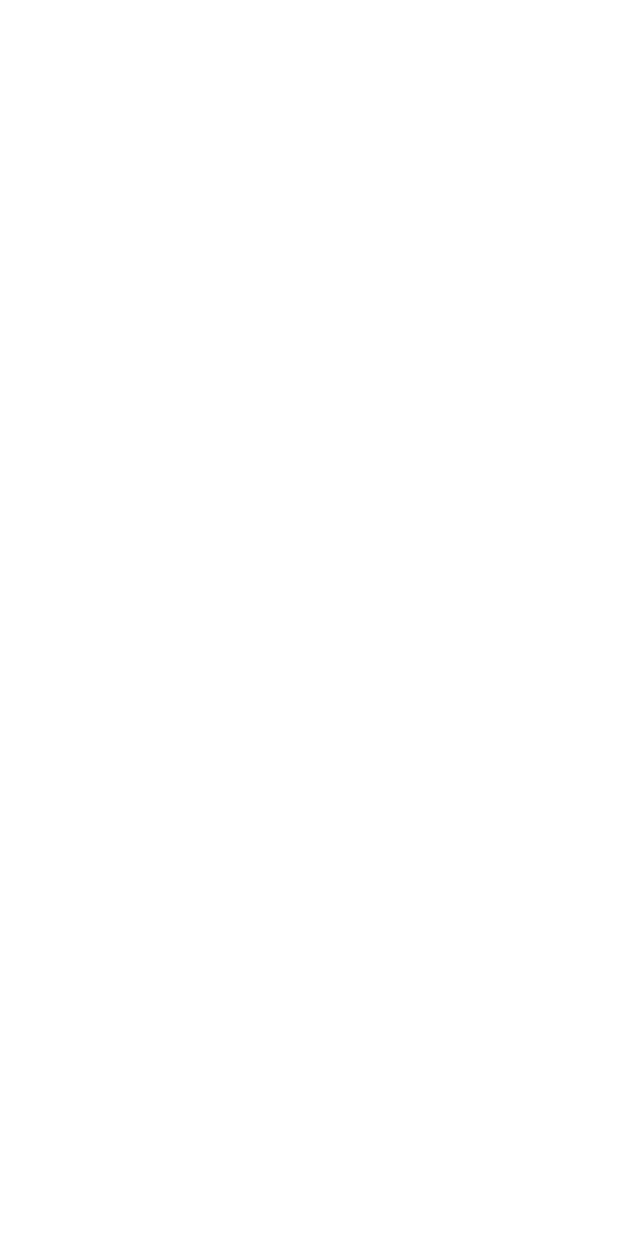
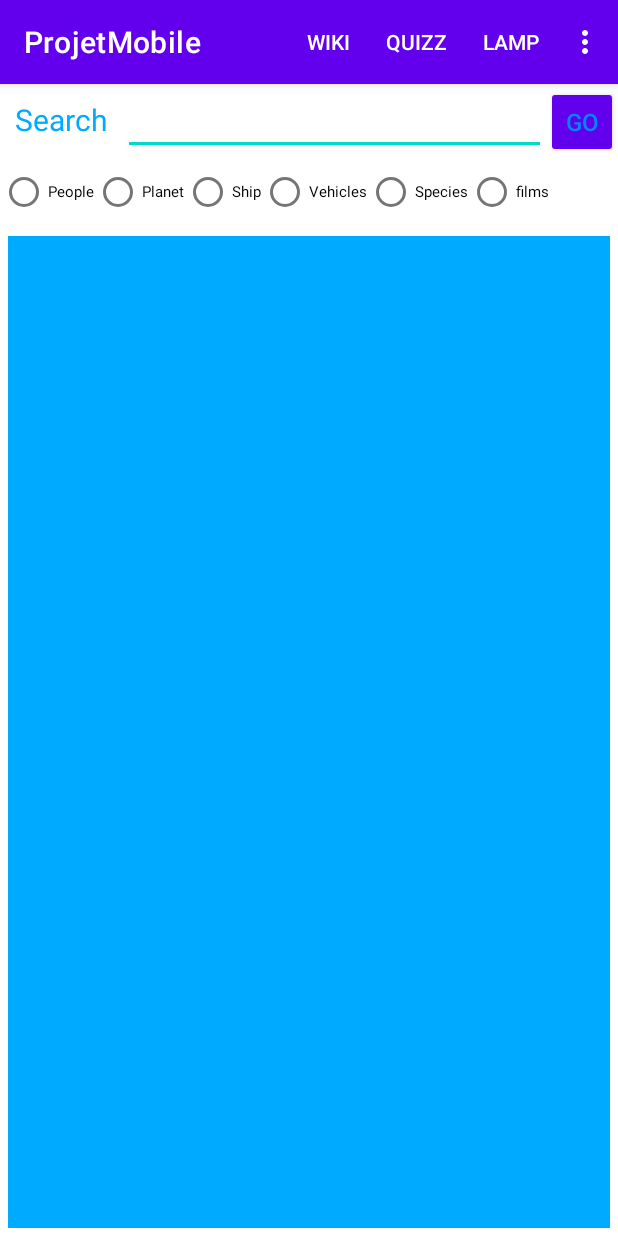
Before and after one commit to GangneuxA/ProjetMobile, an Android app: the Wiki screen opened directly, with no data from a screen before it, on a phone screen of 412 x 824 dp. Before the commit the screen is empty. Run offline under Robolectric (Android 15) with nearby library versions, the phone set to English and light mode, and no system bars.

Commit message:
Toolbar sur toute les activité

```diff
--- a/ProjetMobile/app/src/main/res/layout/activity_wiki.xml
+++ b/ProjetMobile/app/src/main/res/layout/activity_wiki.xml
@@ -1,9 +1,119 @@
-<?xml version="1.0" encoding="utf-8"?>
-<androidx.constraintlayout.widget.ConstraintLayout xmlns:android="http://schemas.android.com/apk/res/android"
-    xmlns:app="http://schemas.android.com/apk/res-auto"
+<LinearLayout xmlns:android="http://schemas.android.com/apk/res/android"
     xmlns:tools="http://schemas.android.com/tools"
     android:layout_width="match_parent"
     android:layout_height="match_parent"
+    xmlns:app="http://schemas.android.com/apk/res-auto"
+    android:orientation="vertical"
     tools:context=".Wiki">
 
-</androidx.constraintlayout.widget.ConstraintLayout>
+    <androidx.appcompat.widget.Toolbar
+        android:id="@+id/my_toolbar"
+        android:layout_width="match_parent"
+        android:layout_height="?attr/actionBarSize"
+        android:background="?attr/colorPrimary"
+        android:elevation="4dp"
+        android:theme="@style/ThemeOverlay.AppCompat.Dark.ActionBar"
+        app:popupTheme="@style/ThemeOverlay.AppCompat.Light"
+        />
+
+    <LinearLayout
+        android:layout_width="match_parent"
+        android:layout_height="wrap_content"
+        android:orientation="horizontal"
+        >
+
+        <TextView
+            android:layout_width="wrap_content"
+            android:layout_height="wrap_content"
+            android:text="Search"
+            android:textColor="#00AAFF"
+            android:textSize="20sp"
+            android:padding="10dp"/>
+
+        <EditText
+            android:id="@+id/recherche"
+            android:layout_width="match_parent"
+            android:layout_height="wrap_content"
+            android:layout_weight="1"
+            >
+        </EditText>
+
+        <Button
+            android:id="@+id/bGo"
+            style="?android:attr/buttonStyleSmall"
+            android:layout_width="wrap_content"
+            android:layout_height="wrap_content"
+            android:padding="2dp"
+            android:text="go"
+            android:textColor="#0088FF"
+            android:textSize="16sp"
+            android:onClick="go"
+            />
+    </LinearLayout>
+
+    <LinearLayout
+        android:layout_width="wrap_content"
+        android:layout_height="wrap_content"
+        android:orientation="horizontal">
+
+        <RadioGroup
+            android:layout_width="match_parent"
+            android:layout_height="wrap_content"
+            android:orientation="horizontal"
+            >
+
+            <RadioButton
+                android:layout_width="wrap_content"
+                android:layout_height="wrap_content"
+                android:text="People"
+                android:id="@+id/Rpeople"
+                android:textSize="10dp"/>
+
+            <RadioButton
+                android:layout_width="wrap_content"
+                android:layout_height="wrap_content"
+                android:text="Planet"
+                android:id="@+id/Rplanets"
+                android:textSize="10dp"/>
+            <RadioButton
+                android:layout_width="wrap_content"
+                android:layout_height="wrap_content"
+                android:text="Ship"
+                android:id="@+id/Rship"
+                android:textSize="10dp"/>
+            <RadioButton
+                android:layout_width="wrap_content"
+                android:layout_height="wrap_content"
+                android:text="Vehicles"
+                android:id="@+id/Rvehicles"
+                android:textSize="10dp"/>
+            <RadioButton
+                android:layout_width="wrap_content"
+                android:layout_height="wrap_content"
+                android:text="Species"
+                android:id="@+id/Rspecies"
+                android:textSize="10dp"/>
+            <RadioButton
+                android:layout_width="wrap_content"
+                android:layout_height="wrap_content"
+                android:text="films"
+                android:id="@+id/Rfilms"
+                android:textSize="10dp"/>
+        </RadioGroup>
+
+
+    </LinearLayout>
+
+    <TextView
+        android:id="@+id/tResultat"
+        android:layout_width="match_parent"
+        android:layout_height="match_parent"
+        android:layout_margin="5dp"
+        android:background="#00AAFF"
+        android:padding="5dp"
+        android:textAlignment="center"
+        android:textColor="#FFFFFF"
+        android:textSize="30dp" />
+
+
+</LinearLayout>
```
Also changed, not shown: ProjetMobile/app/src/main/java/com/example/projetmobile/Lamp.java (+34 -0 lines), ProjetMobile/app/src/main/java/com/example/projetmobile/Quizz.java (+35 -0 lines), ProjetMobile/app/src/main/java/com/example/projetmobile/Wiki.java (+204 -1 lines), ProjetMobile/app/src/main/res/layout/activity_lamp.xml (+12 -2 lines), ProjetMobile/app/src/main/res/layout/activity_quizz.xml (+12 -2 lines).
